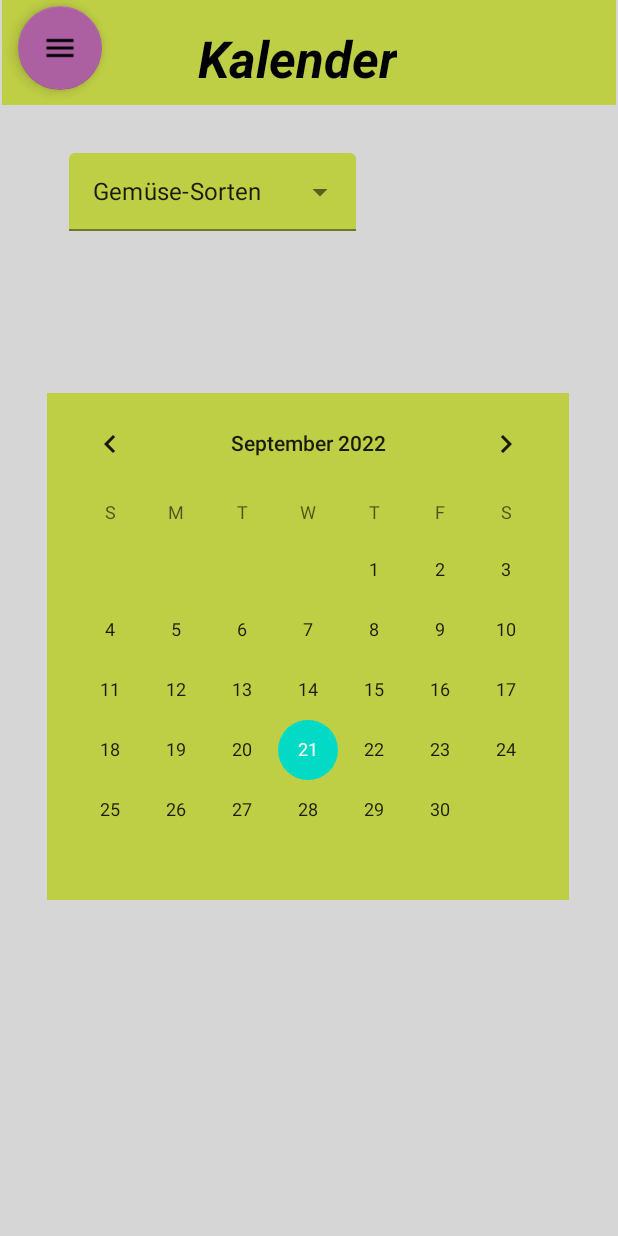
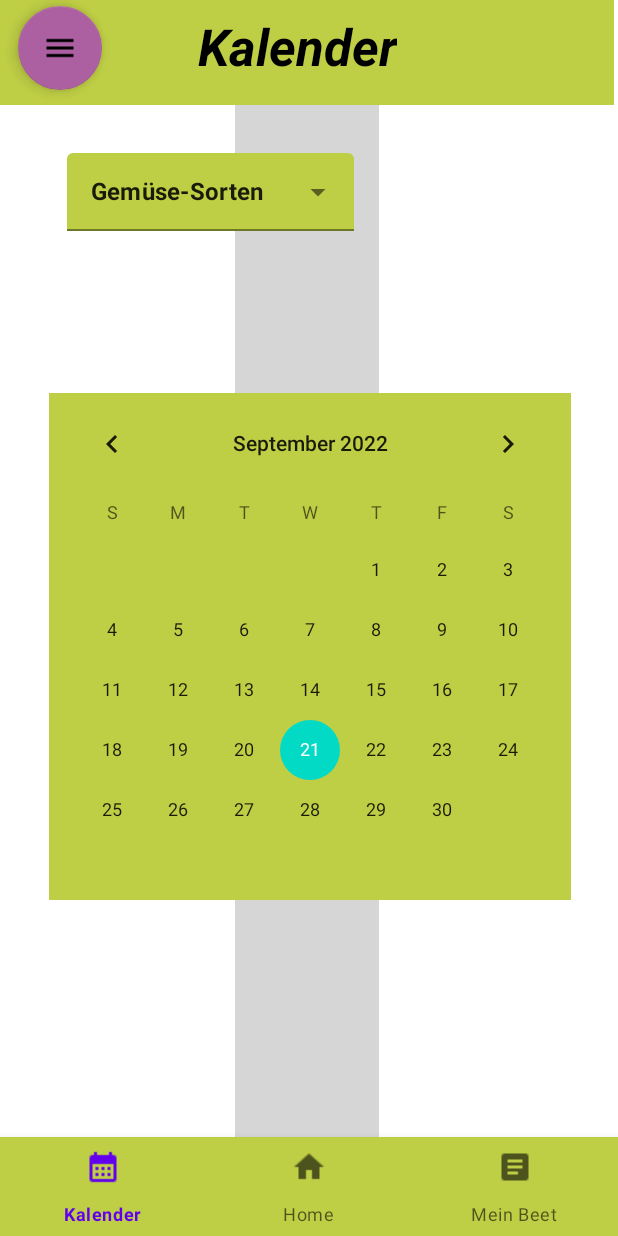
Before and after one commit to MarcoWeinmann/Gartenzwerg, an Android app: the KalenderFragment screen opened through its navigation route, on a phone screen of 412 x 824 dp. Run offline under Robolectric (Android 15) with nearby library versions, the phone set to English and light mode, and no system bars; our stand-ins replace Firebase (no records; nobody signed in at launch, a user with empty details on screens opened directly), data binding, navigation-ui.

Commit message:
bottom bar eingefügt sign up layout kaputt?

```diff
--- a/app/build.gradle
+++ b/app/build.gradle
@@ -55,8 +55,6 @@ dependencies {
     androidTestImplementation 'androidx.test.ext:junit:1.1.3'
     androidTestImplementation 'androidx.test.espresso:espresso-core:3.4.0'
 
-    //NavigationDrawler
-  //  implementation 'de.hdodenhof:circleimageview:3.1.0'
 
     // Navigation Graph
     implementation "androidx.navigation:navigation-fragment-ktx:$navigation_graph"
@@ -86,6 +84,5 @@ dependencies {
     implementation "com.squareup.moshi:moshi-kotlin:$moshi_version"
 
     //Selbst hinzugefügt
-    'com.google.android.material:material:1.0.0'
-    implementation'com.google.android.material:material:1.6.1-alpha04'
+    implementation "androidx.legacy:legacy-support-v4:1.0.0"
 }
--- a/app/src/main/java/de/syntaxinstitut/gartenzwerg/MainActivity.kt
+++ b/app/src/main/java/de/syntaxinstitut/gartenzwerg/MainActivity.kt
@@ -1,13 +1,27 @@
 package de.syntaxinstitut.gartenzwerg
 
 import android.os.Bundle
+import android.view.View
+import androidx.appcompat.app.ActionBar
 import androidx.appcompat.app.AppCompatActivity
+import androidx.navigation.NavController
+import androidx.navigation.Navigation
+import androidx.navigation.findNavController
+import androidx.navigation.ui.NavigationUI
+import androidx.navigation.ui.NavigationUI.setupActionBarWithNavController
+import androidx.navigation.ui.setupWithNavController
+import com.google.android.material.bottomnavigation.BottomNavigationView
 import de.syntaxinstitut.gartenzwerg.databinding.ActivityMainBinding
 
 /**
  * Main Activity, dient als Einstiegspunkt für die App
  */
 class MainActivity : AppCompatActivity() {
+
+    //BottomBar
+    lateinit var toolbar: ActionBar
+
+    private lateinit var navController: NavController
 
     /* -------------------- Klassen Variablen -------------------- */
 
@@ -25,10 +39,21 @@ class MainActivity : AppCompatActivity() {
         super.onCreate(savedInstanceState)
 
         // Das Binding zur XML-Datei
-        setContentView(R.layout.activity_main)
+        binding = ActivityMainBinding.inflate(layoutInflater)
+        setContentView(binding.root)
 
+       // toolbar = supportActionBar!!
+        val bottomNavigation: BottomNavigationView = binding.bottomNavigationView
 
+        navController = Navigation.findNavController(this, R.id.main_host)
+        bottomNavigation.setupWithNavController(navController)
 
-
+        //val navMenu = findViewById(R.menu.nav_menu)
+    }
+    fun hideBottombar() {
+        binding.bottomNavigationView.visibility = View.GONE
+    }
+    fun showBottombar() {
+        binding.bottomNavigationView.visibility = View.VISIBLE
     }
 }
--- a/app/src/main/java/de/syntaxinstitut/gartenzwerg/ui/home/HomeFragment.kt
+++ b/app/src/main/java/de/syntaxinstitut/gartenzwerg/ui/home/HomeFragment.kt
@@ -11,6 +11,7 @@ import androidx.fragment.app.viewModels
 import androidx.lifecycle.LifecycleOwner
 import androidx.lifecycle.Observer
 import androidx.navigation.fragment.findNavController
+import de.syntaxinstitut.gartenzwerg.MainActivity
 import de.syntaxinstitut.gartenzwerg.R
 import de.syntaxinstitut.gartenzwerg.adapter.AdapterHome
 import de.syntaxinstitut.gartenzwerg.data.Datasource
@@ -33,7 +34,13 @@ class HomeFragment : Fragment() {
     private val viewModel: MainViewModel by activityViewModels()
     private val authviewmodel: AuthViewModel by activityViewModels()
 
+
     /* -------------------- Lifecycle -------------------- */
+
+    override fun onActivityCreated(savedInstanceState: Bundle?) {
+        super.onActivityCreated(savedInstanceState)
+        (activity as MainActivity).showBottombar()
+    }
 
     override fun onCreateView(
         inflater: LayoutInflater,
--- a/app/src/main/java/de/syntaxinstitut/gartenzwerg/ui/kalender/KalenderFragment.kt
+++ b/app/src/main/java/de/syntaxinstitut/gartenzwerg/ui/kalender/KalenderFragment.kt
@@ -36,8 +36,6 @@ class KalenderFragment : Fragment() {
 
         binding = FragmentKalenderBinding.inflate(inflater, container, false)
 
-
-
         // Inflate the layout for this fragment
         return binding.root
     }
--- a/app/src/main/java/de/syntaxinstitut/gartenzwerg/ui/login/LoginFragment.kt
+++ b/app/src/main/java/de/syntaxinstitut/gartenzwerg/ui/login/LoginFragment.kt
@@ -10,6 +10,7 @@ import androidx.fragment.app.Fragment
 import androidx.fragment.app.activityViewModels
 import androidx.lifecycle.Observer
 import androidx.navigation.fragment.findNavController
+import de.syntaxinstitut.gartenzwerg.MainActivity
 import de.syntaxinstitut.gartenzwerg.R
 import de.syntaxinstitut.gartenzwerg.databinding.FragmentLoginBinding
 import de.syntaxinstitut.gartenzwerg.ui.signup.AuthViewModel
@@ -20,6 +21,11 @@ class LoginFragment : Fragment() {
     private lateinit var binding: FragmentLoginBinding
 
     private val viewmodel: AuthViewModel by activityViewModels()
+
+    override fun onActivityCreated(savedInstanceState: Bundle?) {
+        super.onActivityCreated(savedInstanceState)
+        (activity as MainActivity).hideBottombar()
+    }
 
 
     override fun onCreateView(
@@ -38,6 +44,7 @@ class LoginFragment : Fragment() {
 
     override fun onViewCreated(view: View, savedInstanceState: Bundle?) {
         super.onViewCreated(view, savedInstanceState)
+
 
         binding.SignUpButton1.setOnClickListener{
             findNavController().navigate(LoginFragmentDirections.actionLoginFragmentToSignUpFragment())
@@ -61,6 +68,7 @@ class LoginFragment : Fragment() {
             }
         )
 
+
     }
 
 
--- a/app/src/main/res/layout/activity_main.xml
+++ b/app/src/main/res/layout/activity_main.xml
@@ -15,16 +15,28 @@
         <fragment
             android:id="@+id/main_host"
             android:name="androidx.navigation.fragment.NavHostFragment"
-            android:layout_width="match_parent"
-            android:layout_height="match_parent"
+            android:layout_width="wrap_content"
+            android:layout_height="0dp"
             app:defaultNavHost="true"
-            app:layout_constraintBottom_toBottomOf="parent"
+            app:layout_constraintBottom_toTopOf="@+id/bottomNavigationView"
             app:layout_constraintEnd_toEndOf="parent"
+            app:layout_constraintHorizontal_bias="0.0"
             app:layout_constraintStart_toStartOf="parent"
             app:layout_constraintTop_toTopOf="parent"
-            app:layout_constraintVertical_bias="0.953"
             app:navGraph="@navigation/nav_graph"
             tools:ignore="FragmentTagUsage" />
 
+        <com.google.android.material.bottomnavigation.BottomNavigationView
+            android:id="@+id/bottomNavigationView"
+            android:layout_width="0dp"
+            android:layout_height="66dp"
+            android:background="@color/apfelgrün"
+            app:layout_constraintBottom_toBottomOf="parent"
+            app:layout_constraintEnd_toEndOf="parent"
+            app:layout_constraintHorizontal_bias="0.0"
+            app:layout_constraintStart_toStartOf="parent"
+            app:layout_constraintTop_toBottomOf="@+id/main_host"
+            app:menu="@menu/nav_menu" />
+
     </androidx.constraintlayout.widget.ConstraintLayout>
 </layout>
--- a/app/src/main/res/layout/fragment_beet.xml
+++ b/app/src/main/res/layout/fragment_beet.xml
@@ -65,7 +65,7 @@
                 android:id="@+id/tvBeet"
                 android:layout_width="wrap_content"
                 android:layout_height="wrap_content"
-                android:layout_marginTop="4dp"
+                android:layout_marginTop="8dp"
                 android:text="Mein Beet"
                 android:textColor="@color/black"
                 android:textSize="34sp"
@@ -196,7 +196,8 @@
                             android:inputType="none"
                             android:paddingTop="16dp"
                             android:paddingBottom="16dp"
-                            android:text="Gemüse-Sorten" />
+                            android:text="Gemüse-Sorten"
+                            android:textStyle="bold" />
 
 
                     </com.google.android.material.textfield.TextInputLayout>
--- a/app/src/main/res/layout/fragment_home.xml
+++ b/app/src/main/res/layout/fragment_home.xml
@@ -77,7 +77,7 @@
             android:layout_width="wrap_content"
             android:layout_height="wrap_content"
             android:layout_marginStart="96dp"
-            android:layout_marginTop="4dp"
+            android:layout_marginTop="8dp"
             android:text="Home"
             android:textColor="@color/black"
             android:textSize="34sp"
--- a/app/src/main/res/layout/fragment_kalender.xml
+++ b/app/src/main/res/layout/fragment_kalender.xml
@@ -62,7 +62,7 @@
                 android:layout_width="wrap_content"
                 android:layout_height="wrap_content"
                 android:layout_marginStart="64dp"
-                android:layout_marginTop="16dp"
+                android:layout_marginTop="8dp"
                 android:text="Kalender"
                 android:textColor="@color/black"
                 android:textSize="34sp"
@@ -102,7 +102,9 @@
                     android:inputType="none"
                     android:paddingTop="16dp"
                     android:paddingBottom="16dp"
-                    android:text="Gemüse-Sorten" />
+                    android:text="Gemüse-Sorten"
+                    android:textSize="16sp"
+                    android:textStyle="bold" />
 
 
             </com.google.android.material.textfield.TextInputLayout>
--- /dev/null
+++ b/app/src/main/res/menu/nav_menu.xml
@@ -0,0 +1,19 @@
+<?xml version="1.0" encoding="utf-8"?>
+<menu xmlns:android="http://schemas.android.com/apk/res/android">
+
+    <item
+        android:id="@+id/kalenderFragment"
+        android:icon="@drawable/calender_icon"
+        android:title="Kalender"/>
+
+    <item
+        android:id="@+id/homeFragment"
+        android:icon="@drawable/home_icon"
+        android:title="Home"/>
+
+    <item
+        android:id="@+id/beetFragment"
+        android:icon="@drawable/beet_icon"
+        android:title="Mein Beet"/>
+
+</menu>
```
Also changed, not shown: app/src/main/res/drawable-v24/beet_icon.png (added), app/src/main/res/drawable-v24/calender_icon.png (added), app/src/main/res/drawable-v24/home_icon.png (added).
